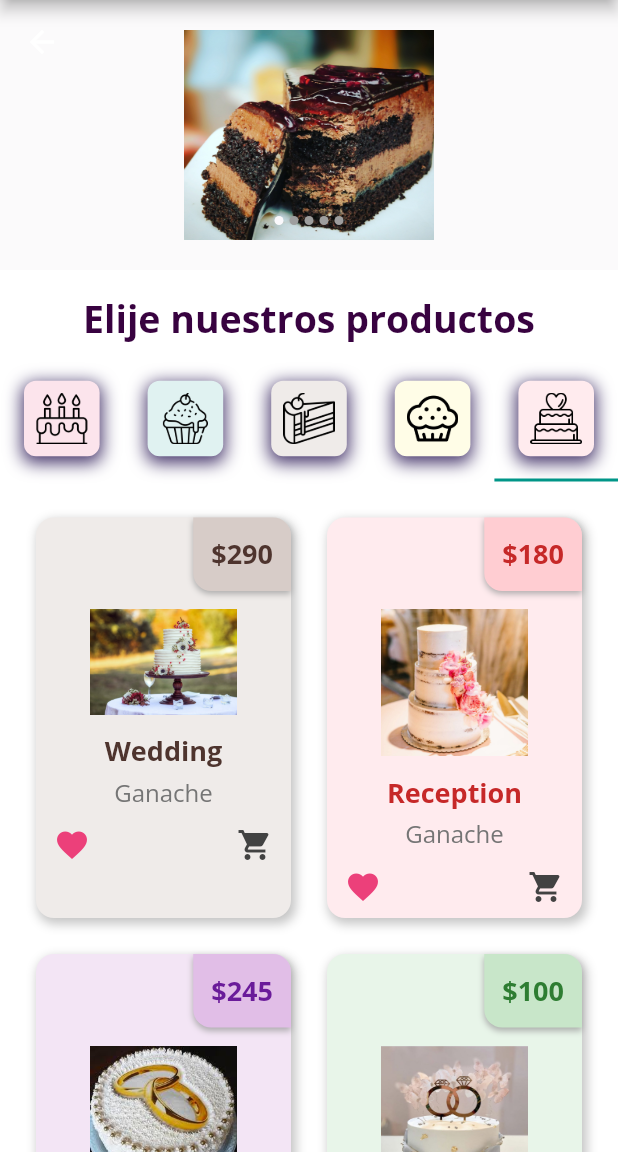
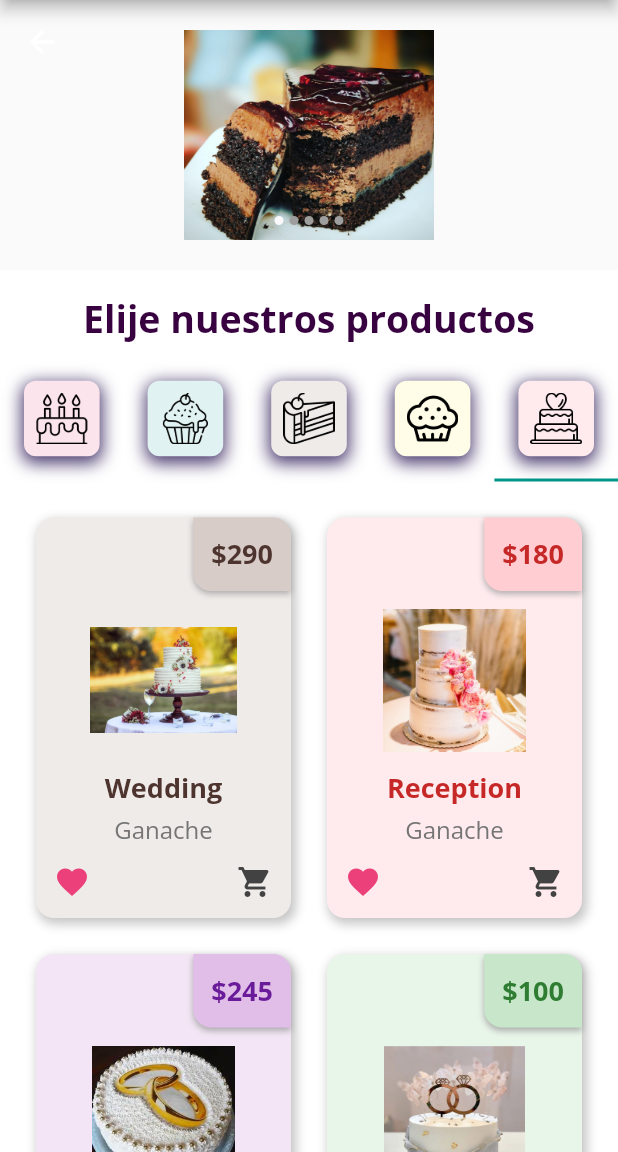
Before and after one commit to EZEVAR/bakery, a Flutter app: the MyProductPage screen opened directly, tab 5 chosen, on a phone screen of 412 x 824 dp, the part 84-1236 px from its top. Run offline on Flutter 3.47's test engine with Material 2 defaults, Android fonts, the light colour scheme and no system bars; drawn by our look-alikes of flutter_image_slideshow; our stand-ins replace bloc, cloud_firestore, equatable, firebase_auth, firebase_core, flutter_bloc and 5 more; missing offline and left inert: flow_builder; accounts and stored records are empty.

Commit message:
Update in Utilities

```diff
--- a/lib/Utilities/Tiles/weddingcake_tile.dart
+++ b/lib/Utilities/Tiles/weddingcake_tile.dart
@@ -62,10 +62,13 @@ class WeddingCakeTile extends StatelessWidget {
             ],
           ),
 
-          //Picture
-          Padding(
-            padding: const EdgeInsets.symmetric(horizontal: 36.0, vertical: 12),
-            child: Image.asset(imagePath),
+          // Expanded Widget para la imagen
+          Expanded(
+            child: Padding(
+              padding:
+                  const EdgeInsets.symmetric(horizontal: 36.0, vertical: 12),
+              child: Image.asset(imagePath),
+            ),
           ),
           //Flavor
           Text(
```
Also changed, not shown: lib/Utilities/Tiles/cupcake_tile.dart (+20 -9 lines).
